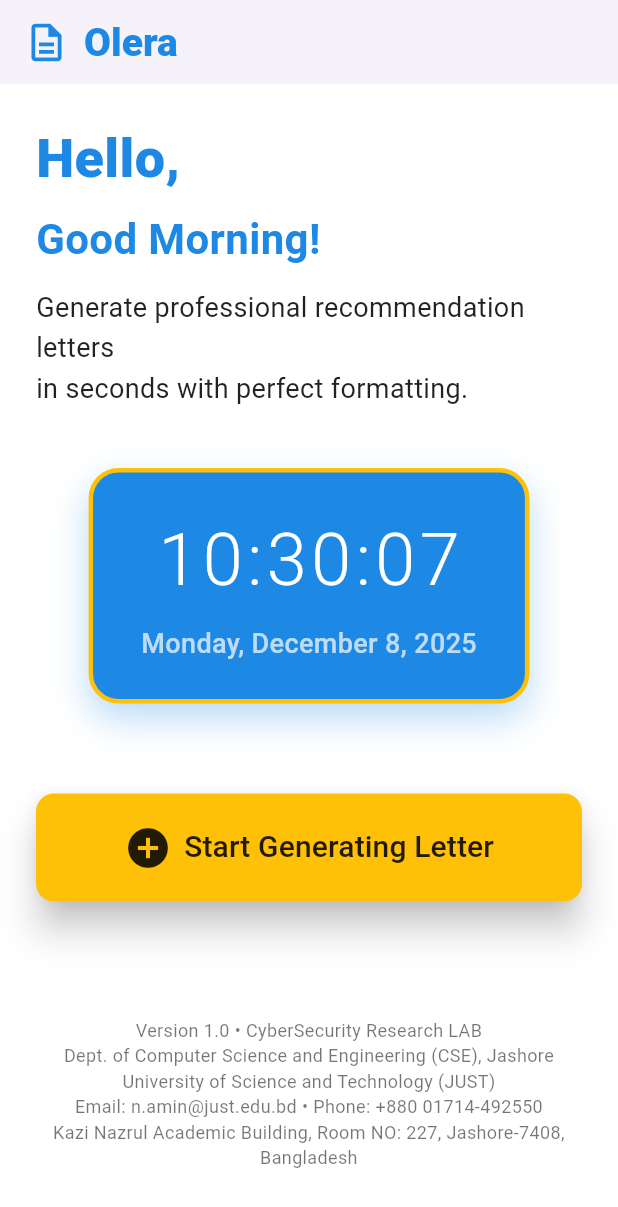
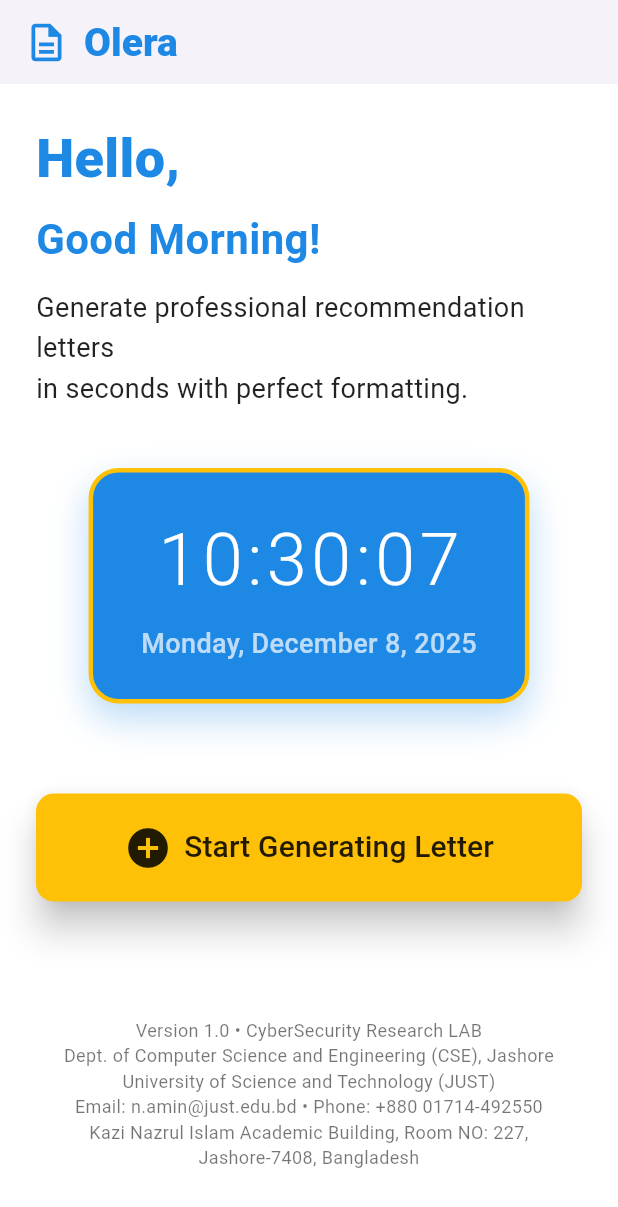
Before and after one commit to mdsaniulbasirsaz/rml-generator, a Flutter app: the screen it shows after launch, on a phone screen of 412 x 824 dp. Shown: the top 1207 px of the screen. Run offline on Flutter 3.47's test engine with Material 3 defaults, Android fonts, the phone set to English and light mode, and no system bars; our stand-ins replace image_picker, pdf, printing.

Commit message:
Update Footers

```diff
--- a/lib/generate_letter_page.dart
+++ b/lib/generate_letter_page.dart
@@ -363,7 +363,7 @@ class _GenerateLetterPageState extends State<GenerateLetterPage> {
               // LEFT aligned contact info
               pw.Text(
                 'Email: n.amin@just.edu.bd,  Phone: +880 01714-492550, '
-                'Kazi Nazrul Academic Building, Room NO: 227, Jashore University of Science and Technology, Jashore 7408, Bangladesh',
+                'Kazi Nazrul Islam Academic Building, Room No: 227, Jashore University of Science and Technology, Jashore 7408, Bangladesh',
                 style: pw.TextStyle(
                   font: regular,
                   fontSize: 10,
--- a/lib/main.dart
+++ b/lib/main.dart
@@ -248,7 +248,7 @@ class _OleraHomePageState extends State<OleraHomePage>
                 'Version 1.0 • CyberSecurity Research LAB\n'
                 'Dept. of Computer Science and Engineering (CSE), Jashore University of Science and Technology (JUST)\n'
                 'Email: n.amin@just.edu.bd • Phone: +880 01714-492550\n'
-                'Kazi Nazrul Academic Building, Room NO: 227, Jashore-7408, Bangladesh',
+                'Kazi Nazrul Islam Academic Building, Room NO: 227, Jashore-7408, Bangladesh',
                 textAlign: TextAlign.center,
                 style: TextStyle(fontSize: 12, color: Colors.black54),
               ),
```
